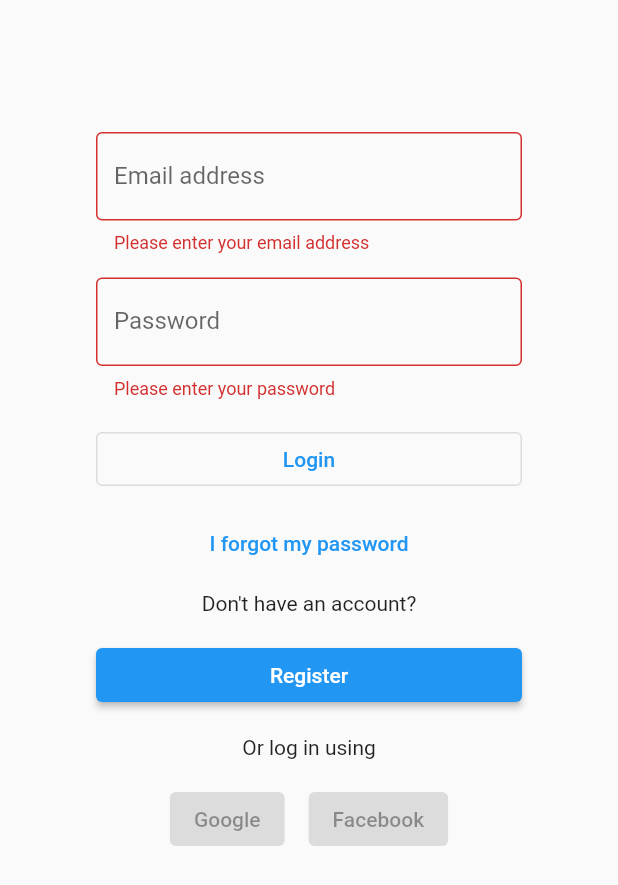
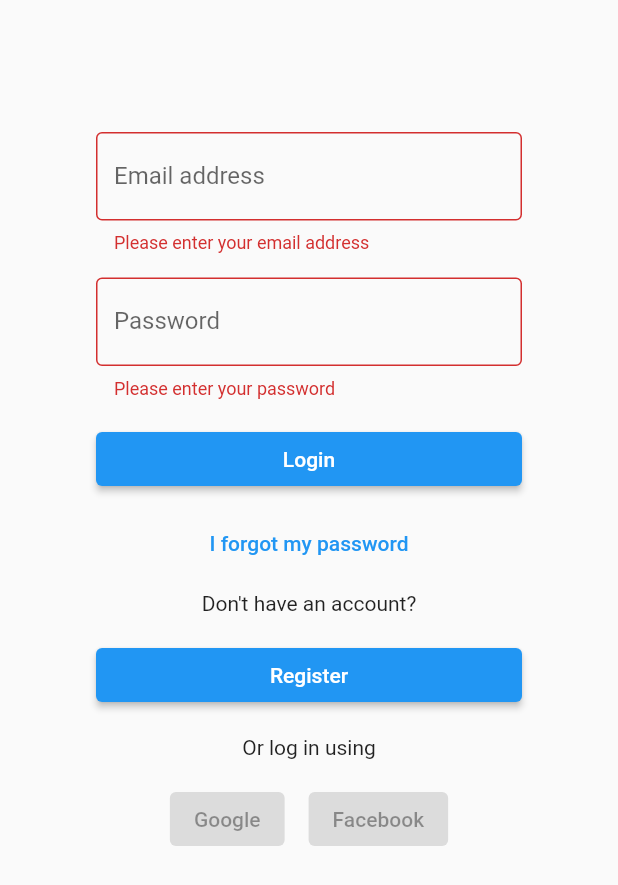
Before and after one commit to davidjohnmaccallum/church_backoffice, a Flutter app: the screen it shows after launch, after a tap on "Login", on a phone screen of 412 x 824 dp. Shown: the top 885 px of the screen. Run offline on Flutter 3.47's test engine with Material 2 defaults, Android fonts, the light colour scheme and no system bars; our stand-ins replace cloud_firestore, email_validator, firebase_auth, firebase_core, shared_preferences; accounts and stored records are empty.

Commit message:
Login screen onFieldSubmit

```diff
--- a/lib/screens/login.dart
+++ b/lib/screens/login.dart
@@ -28,6 +28,14 @@ class _LoginScreenState extends State<LoginScreen> {
   String _email;
   String _password;
 
+  onSubmit() {
+    if (_formKey.currentState.validate()) {
+      _formKey.currentState.save();
+      if (widget.onLoginPressed == null) return;
+      widget.onLoginPressed(_email, _password);
+    }
+  }
+
   @override
   Widget build(BuildContext context) {
     return Form(
@@ -56,6 +64,10 @@ class _LoginScreenState extends State<LoginScreen> {
                   Padding(
                     padding: const EdgeInsets.all(8.0),
                     child: TextFormField(
+                      decoration: InputDecoration(
+                        border: OutlineInputBorder(),
+                        labelText: "Email address",
+                      ),
                       validator: (value) {
                         if (value.isEmpty) {
                           return 'Please enter your email address';
@@ -68,43 +80,35 @@ class _LoginScreenState extends State<LoginScreen> {
                       onSaved: (String value) {
                         _email = value;
                       },
-                      decoration: InputDecoration(
-                        border: OutlineInputBorder(),
-                        labelText: "Email address",
-                      ),
+                      onFieldSubmitted: (_) => onSubmit(),
                     ),
                   ),
                   Padding(
                     padding: const EdgeInsets.all(8.0),
                     child: TextFormField(
+                      decoration: InputDecoration(
+                        border: OutlineInputBorder(),
+                        labelText: "Password",
+                      ),
                       validator: (value) {
                         if (value.isEmpty) {
                           return 'Please enter your password';
                         }
                         return null;
                       },
+                      obscureText: true,
                       onSaved: (String value) {
                         _password = value;
                       },
-                      obscureText: true,
-                      decoration: InputDecoration(
-                        border: OutlineInputBorder(),
-                        labelText: "Password",
-                      ),
+                      onFieldSubmitted: (_) => onSubmit(),
                     ),
                   ),
                   Padding(
                     padding: const EdgeInsets.all(8.0),
                     child: SizedBox(
                       width: double.infinity,
-                      child: OutlinedButton(
-                        onPressed: () {
-                          if (_formKey.currentState.validate()) {
-                            _formKey.currentState.save();
-                            if (widget.onLoginPressed == null) return;
-                            widget.onLoginPressed(_email, _password);
-                          }
-                        },
+                      child: ElevatedButton(
+                        onPressed: onSubmit,
                         child: Text("Login"),
                       ),
                     ),
```
